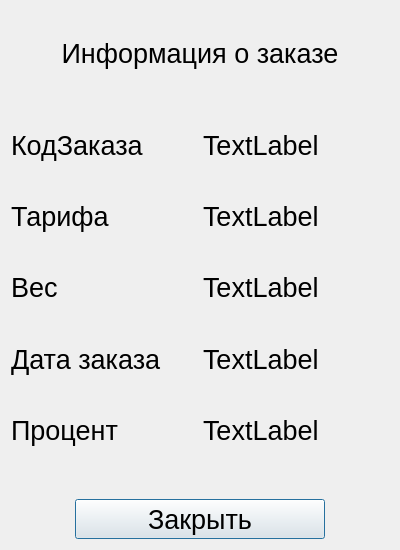
This is checkorderinfo.ui in elllymAn/bysto_prosto as Qt 5 draws it before an edit. The edited form follows.
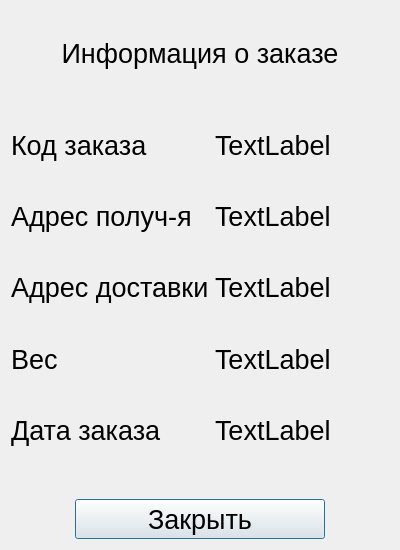
This is the edited form.

```diff
--- a/checkorderinfo.ui
+++ b/checkorderinfo.ui
@@ -130,7 +130,7 @@
         </font>
        </property>
        <property name="text">
-        <string>Процент </string>
+        <string>Дата заказа</string>
        </property>
       </widget>
      </item>
@@ -148,7 +148,7 @@
         </font>
        </property>
        <property name="text">
-        <string>Тарифа</string>
+        <string>Адрес получ-я</string>
        </property>
       </widget>
      </item>
@@ -182,7 +182,7 @@
         </font>
        </property>
        <property name="text">
-        <string>Вес</string>
+        <string>Адрес доставки</string>
        </property>
       </widget>
      </item>
@@ -289,7 +289,7 @@
         </font>
        </property>
        <property name="text">
-        <string>Дата заказа</string>
+        <string>Вес</string>
        </property>
       </widget>
      </item>
@@ -307,7 +307,7 @@
         </font>
        </property>
        <property name="text">
-        <string>КодЗаказа</string>
+        <string>Код заказа</string>
        </property>
       </widget>
      </item>
```
Left out of the diff: 2 changed lines with no effect on the pictures.
